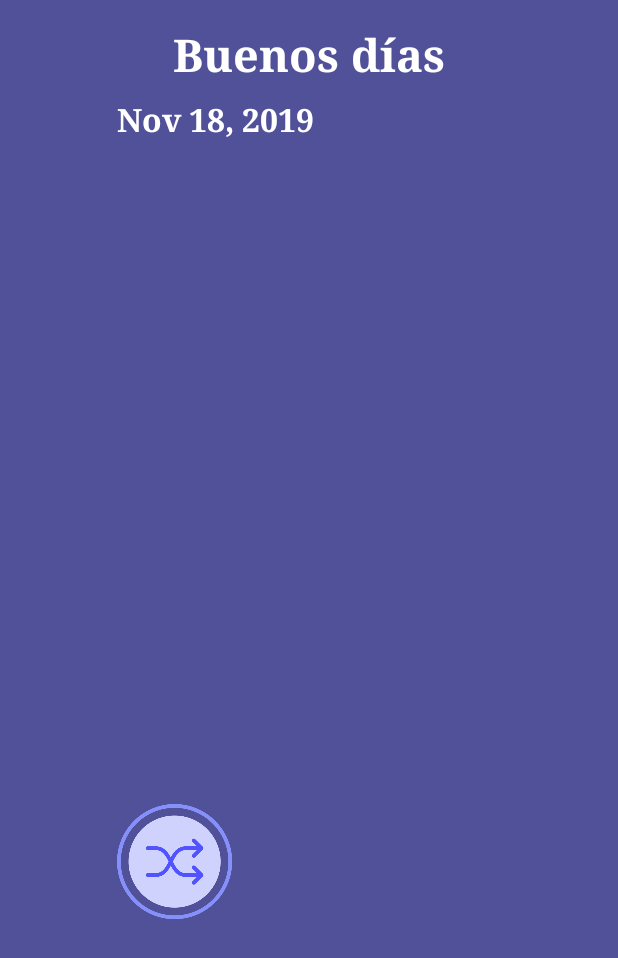
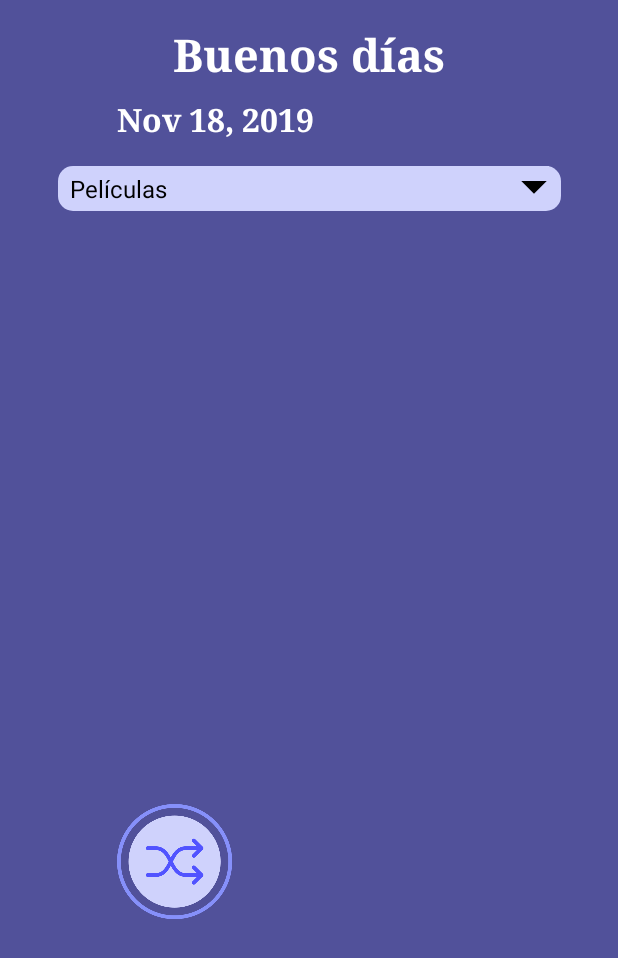
Before and after one commit to Miguelon26/Rample, an Android app: the screen it shows after launch (MainActivity), on a phone screen of 412 x 824 dp. Shown: the top 958 px of the screen. Run offline under Robolectric (Android 15) with nearby library versions, the phone set to English and light mode, and no system bars.

Commit message:
18/11/2019 Se puso un Spinner (dropdown list) para los géneros. Se encuentran habilitados los géneros de Películas y Restaurantes (con sus respectivos Activities).

```diff
--- a/app/src/main/AndroidManifest.xml
+++ b/app/src/main/AndroidManifest.xml
@@ -3,6 +3,7 @@
     package="com.example.rample">
 
     <uses-permission android:name="android.permission.INTERNET" />
+
     <application
         android:allowBackup="true"
         android:icon="@drawable/shuffle_1"
@@ -10,7 +11,8 @@
         android:roundIcon="@drawable/shuffle_1"
         android:supportsRtl="true"
         android:theme="@style/AppTheme">
-        <activity android:name=".Results_1Activity"></activity>
+        <activity android:name=".RestaurantsResultsActivity"></activity>
+        <activity android:name=".MoviesResultsActivity" />
         <activity android:name=".SplashScreenActivity">
             <intent-filter>
                 <action android:name="android.intent.action.MAIN" />
--- a/app/src/main/java/com/example/rample/MainActivity.java
+++ b/app/src/main/java/com/example/rample/MainActivity.java
@@ -13,13 +13,16 @@ import androidx.appcompat.app.AppCompatActivity;
 import android.app.ActivityOptions;
 import android.content.Intent;
 import android.os.Bundle;
+import android.text.Html;
 import android.util.Log;
 import android.util.Pair;
 import android.view.View;
 import android.view.animation.Animation;
 import android.view.animation.AnimationUtils;
 import android.view.animation.BounceInterpolator;
+import android.widget.ArrayAdapter;
 import android.widget.ImageButton;
+import android.widget.Spinner;
 import android.widget.TextView;
 
 import java.text.DateFormat;
@@ -27,41 +30,49 @@ import java.util.Calendar;
 
 public class MainActivity extends AppCompatActivity {
     Animation button_Animation;
-    ImageButton rample_Button;
+    TextView bienvenido_textView;
+    TextView fecha_textView;
+    ImageButton rample_imageButton;
+    Spinner categoria_spinner;
 
     @Override
     protected void onCreate(Bundle savedInstanceState) {
         super.onCreate(savedInstanceState);
         setContentView(R.layout.activity_main);
 
-        rample_Button = (ImageButton) findViewById(R.id.imageButton);
+        bienvenido_textView = (TextView) findViewById(R.id.bienvenido_textView);
+        fecha_textView = (TextView) findViewById(R.id.fecha_textView);
+        rample_imageButton = (ImageButton) findViewById(R.id.rample_imageButton);
+        categoria_spinner = (Spinner) findViewById(R.id.categoria_spinner);
+
+        String[] categorias = new String[]{"Películas", "Series", "Anime","Restaurantes"};
+        //String[] filtroGeneros;
+
+        //Agregar Dropdown lists
+        ArrayAdapter<String> categoriasAdapter = new ArrayAdapter<>(MainActivity.this,R.layout.support_simple_spinner_dropdown_item,categorias);
+        categoria_spinner.setAdapter(categoriasAdapter);
 
         Calendar calendar = Calendar.getInstance();
         String currentDate = DateFormat.getDateInstance().format(calendar.getTime());
-        TextView textViewDate = findViewById(R.id.textViewDate);
-        textViewDate.setText(currentDate);
+        fecha_textView.setText(currentDate);
 
         //Se obtiene la fecha y hora actuales
         Calendar rightNow = Calendar.getInstance();
         int currentTime = rightNow.get(Calendar.HOUR_OF_DAY);
 
-        /*Dependiendo de la hora del día, sera mostrada una frase en la panatalla principal
-         *  */
-        TextView textViewHora = findViewById(R.id.textViewTime);
+        //Dependiendo de la hora del día, mostrar frase de bienvenida
         if ((currentTime < 5)) {
-            textViewHora.setText("Buenas noches");
+            bienvenido_textView.setText("Buenas noches");
         } else {
             if (currentTime < 12){
-                textViewHora.setText("Buenos días");
-            }else{
+                bienvenido_textView.setText("Buenos días");
+            } else {
                 if (currentTime < 19){
-                    textViewHora.setText("Buenas tardes");
-                }
-                else {
-                    textViewHora.setText("Buenas noches");
+                    bienvenido_textView.setText("Buenas tardes");
+                } else {
+                    bienvenido_textView.setText("Buenas noches");
                 }
             }
-
         }
 
     }//onCreate
@@ -69,7 +80,7 @@ public class MainActivity extends AppCompatActivity {
     @Override
     protected void onStart() {
         super.onStart();
-        animateButton();
+        //animateButton();
     }//onStart
 
     @Override
@@ -102,28 +113,42 @@ public class MainActivity extends AppCompatActivity {
 
     //Al presionar el boton de Rample
     public void didTapButton(View view) {
+        Intent sharedIntent = new Intent();//Transicion a activity de resultados
+
         // Do something in response to button click
         Log.d("RAMPLE", "Se ha presionado el boton.");
 
         animateButton();
 
-        //Transicion a activity de resultados
-        Intent sharedIntent = new Intent(MainActivity.this, Results_1Activity.class);
+        //Validar a que activity ir
+        String categoriaElegida = categoria_spinner.getSelectedItem().toString();
+        Log.i("REST", "Categoria Elegida: "+categoriaElegida);
 
-        Pair pair= new Pair<ImageButton, String>(rample_Button,"buttonTransition");
+        switch (categoriaElegida) {
+            case "Películas":
+                sharedIntent = new Intent(MainActivity.this, MoviesResultsActivity.class);
+                break;
+            case "Restaurantes":
+                sharedIntent = new Intent(MainActivity.this, RestaurantsResultsActivity.class);
+                break;
+            default:
+
+                break;
+        }//switch
+
+        Pair pair= new Pair<ImageButton, String>(rample_imageButton,"buttonTransition");
         ActivityOptions options = ActivityOptions.makeSceneTransitionAnimation(MainActivity.this,pair);
-
         startActivity(sharedIntent, options.toBundle());
 
     }//didTapButton
 
-    //Animar el boton de Rample
     private void animateButton() {
+        //Animar el boton de Rample
         button_Animation = AnimationUtils.loadAnimation(getApplicationContext(), R.anim.bounce);
         BounceInterpolator interpolator = new BounceInterpolator();
         button_Animation.setInterpolator(interpolator);
 
-        rample_Button.startAnimation(button_Animation);
+        rample_imageButton.startAnimation(button_Animation);
     }//animateButton
 
 }//MainActivity
--- a/app/src/main/java/com/example/rample/Results_1Activity.java
+++ b/app/src/main/java/com/example/rample/MoviesResultsActivity.java
@@ -21,7 +21,7 @@ import com.squareup.picasso.Picasso;
 
 import org.json.JSONObject;
 
-public class Results_1Activity extends AppCompatActivity {
+public class MoviesResultsActivity extends AppCompatActivity {
     ImageButton rample_imageButton;
     TextView loading_textView;
     ImageView poster_imageView;
@@ -33,13 +33,13 @@ public class Results_1Activity extends AppCompatActivity {
     boolean containsGenre = false, containsYear = false, containsRuntime = false, containsCertification = false, containsRating = false;
 
     Handler handler = new Handler();
-    int apiDelay = 100;//ms
+    int apiDelay = 1000;//ms
     Runnable runnable;
 
     @Override
     protected void onCreate(Bundle savedInstanceState) {
         super.onCreate(savedInstanceState);
-        setContentView(R.layout.activity_results_1);
+        setContentView(R.layout.activity_movies_results);
 
         rample_imageButton = findViewById(R.id.rample_imageButton);
         loading_textView = findViewById(R.id.loading_textView);
--- /dev/null
+++ b/app/src/main/res/drawable/dropdown.xml
@@ -0,0 +1,31 @@
+<?xml version="1.0" encoding="utf-8"?>
+<layer-list xmlns:android="http://schemas.android.com/apk/res/android"
+    android:layout_width="match_parent"
+    android:layout_height="match_parent">
+    <item>
+        <shape android:shape="rectangle">
+            <solid android:color="#CFD2FC"/>
+            <corners android:radius="10dp" />
+        </shape>
+    </item>
+    <item android:gravity="center_vertical|right" android:right="8dp">
+        <layer-list>
+            <item android:width="12dp" android:height="12dp"  android:gravity="center" android:bottom="10dp">
+                <rotate
+                    android:fromDegrees="45"
+                    android:toDegrees="45">
+                    <shape android:shape="rectangle">
+                        <solid android:color="#000000" />
+                        <stroke android:color="#000000" android:width="1dp"/>
+                    </shape>
+                </rotate>
+            </item>
+            <item android:width="20dp" android:height="10dp" android:bottom="21dp" android:gravity="center">
+                <shape android:shape="rectangle">
+                    <solid android:color="#CFD2FC"/>
+                </shape>
+            </item>
+        </layer-list>
+    </item>
+
+</layer-list>
--- a/app/src/main/res/layout/activity_main.xml
+++ b/app/src/main/res/layout/activity_main.xml
@@ -8,7 +8,7 @@
     tools:context=".MainActivity">
 
     <TextView
-        android:id="@+id/textViewTime"
+        android:id="@+id/bienvenido_textView"
         android:layout_width="wrap_content"
         android:layout_height="wrap_content"
         android:layout_marginTop="16dp"
@@ -24,7 +24,7 @@
         app:layout_constraintTop_toTopOf="parent" />
 
     <ImageButton
-        android:id="@+id/imageButton"
+        android:id="@+id/rample_imageButton"
         android:layout_width="256dp"
         android:layout_height="256dp"
         android:layout_marginBottom="32dp"
@@ -38,7 +38,7 @@
         app:srcCompat="@drawable/shuffle_1" />
 
     <TextView
-        android:id="@+id/textViewDate"
+        android:id="@+id/fecha_textView"
         android:layout_width="256dp"
         android:layout_height="30dp"
         android:layout_marginTop="8dp"
@@ -51,6 +51,20 @@
         app:autoSizeTextType="uniform"
         app:layout_constraintLeft_toLeftOf="parent"
         app:layout_constraintRight_toRightOf="parent"
-        app:layout_constraintTop_toBottomOf="@+id/textViewTime" />
+        app:layout_constraintTop_toBottomOf="@+id/bienvenido_textView" />
+
+    <Spinner
+        android:id="@+id/categoria_spinner"
+        android:layout_width="335dp"
+        android:layout_height="30dp"
+        android:layout_marginTop="16dp"
+        android:background="@drawable/dropdown"
+        android:popupBackground="#CFD2FC"
+        android:textColor="#FFFFFF"
+        android:textSize="16dp"
+        android:theme="@style/SpinnerStyle"
+        app:layout_constraintEnd_toEndOf="@+id/bienvenido_textView"
+        app:layout_constraintStart_toStartOf="@+id/bienvenido_textView"
+        app:layout_constraintTop_toBottomOf="@+id/fecha_textView" />
 
 </androidx.constraintlayout.widget.ConstraintLayout>
--- a/app/src/main/res/layout/activity_results_1.xml
+++ b/app/src/main/res/layout/activity_movies_results.xml
@@ -5,7 +5,7 @@
     android:layout_width="match_parent"
     android:layout_height="match_parent"
     android:background="#51519A"
-    tools:context=".Results_1Activity">
+    tools:context=".MoviesResultsActivity">
 
     <ImageButton
         android:id="@+id/rample_imageButton"
@@ -67,7 +67,6 @@
         android:layout_height="330dp"
         android:layout_marginTop="8dp"
         android:layout_marginEnd="16dp"
-        android:autoText="false"
         android:overScrollMode="ifContentScrolls"
         android:text="Info"
         android:textColor="#FFFFFF"
--- a/app/src/main/res/values/strings.xml
+++ b/app/src/main/res/values/strings.xml
@@ -1,3 +1,9 @@
 <resources>
     <string name="app_name">Rample</string>
+    <string-array name="Categorías">
+        <item><FONT COLOR="#006600">Películas</FONT></item>
+        <item><FONT COLOR="#006600">Series</FONT></item>
+        <item><FONT COLOR="#006600">Anime</FONT></item>
+        <item><FONT COLOR="#006600">Restaurantes</FONT></item>
+    </string-array>
 </resources>
--- a/app/src/main/res/values/styles.xml
+++ b/app/src/main/res/values/styles.xml
@@ -10,4 +10,12 @@
         <item name="android:windowActivityTransitions">true</item>
     </style>
 
+    <style name="SpinnerStyle" parent="Theme.AppCompat.Light.NoActionBar">
+
+        <item name="android:background">#CFD2FC</item>
+        <item name="android:textColor">#000000</item>
+        <item name="android:textSize">20dp</item>
+
+    </style>
+
 </resources>
```
Also changed, not shown: app/src/main/java/com/example/rample/RestaurantsResultsActivity.java (added, +60 -0 lines), app/src/main/res/layout/activity_restaurants_results.xml (added, +23 -0 lines).
